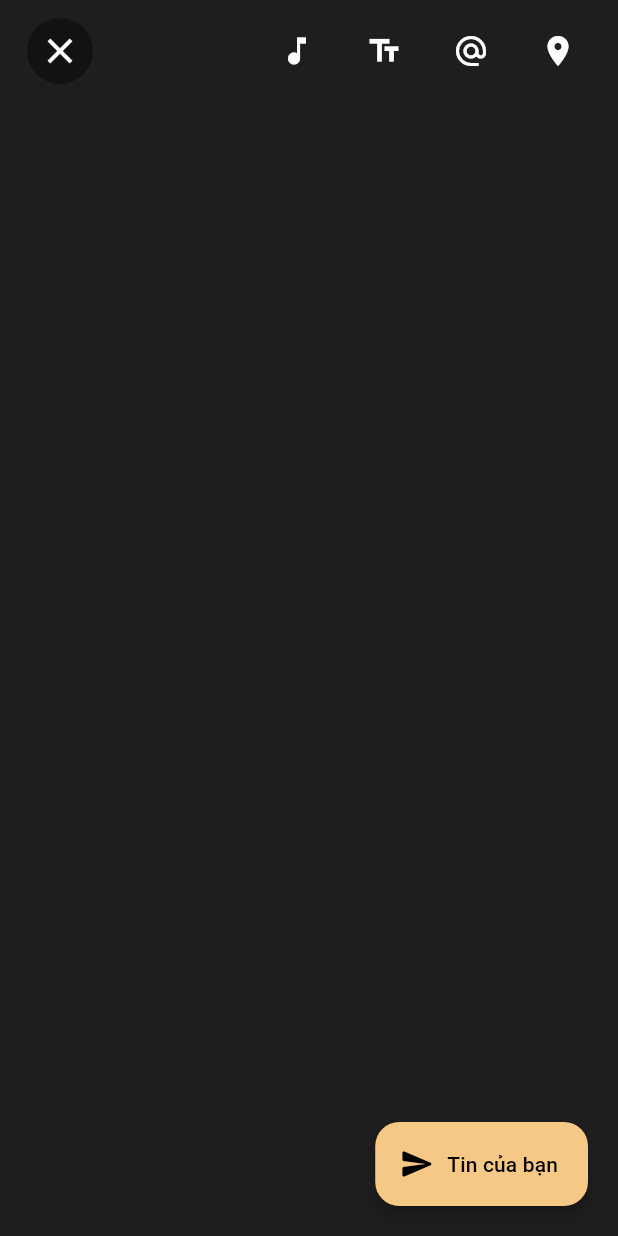
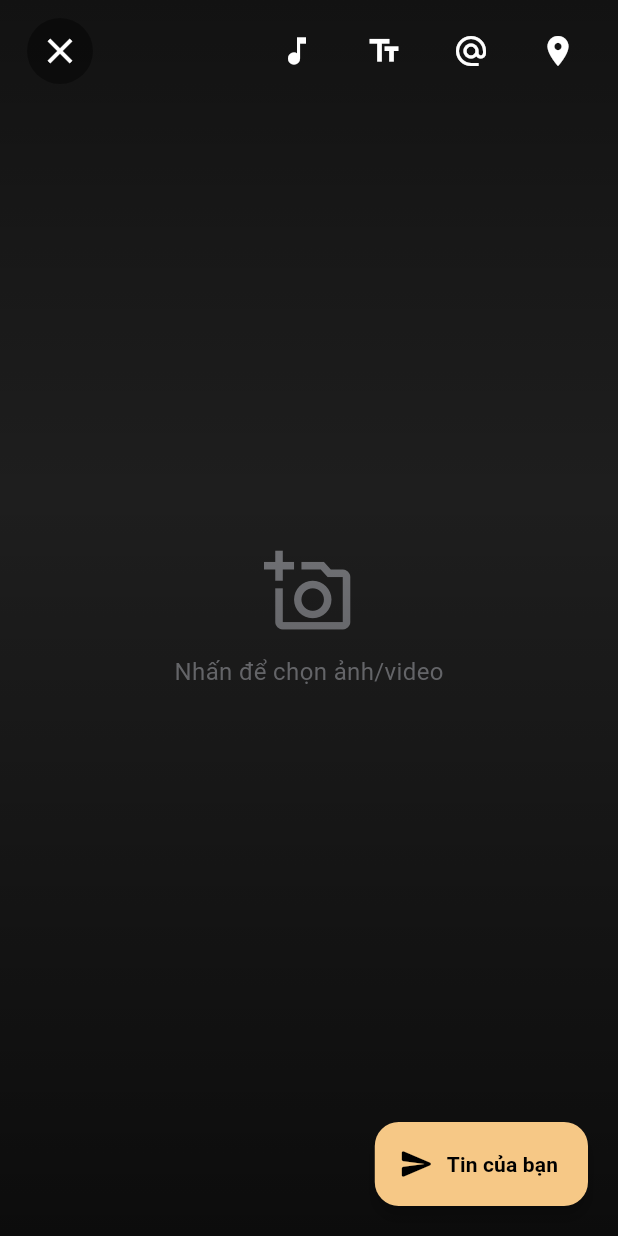
Before and after one commit to QuangHuy1108/Zink, a Flutter app: the CreateStoryScreen screen opened directly, on a phone screen of 412 x 824 dp. Run offline on Flutter 3.47's test engine with Material 3 defaults, Android fonts, the phone set to English and light mode, and no system bars; our stand-ins replace cloud_firestore, firebase_auth, firebase_core, shared_preferences; accounts and stored records are empty.

Commit message:
tiếp tục làm giao diện và chức năng

```diff
--- a/lib/create_story_screen.dart
+++ b/lib/create_story_screen.dart
@@ -1,25 +1,20 @@
 // lib/create_story_screen.dart
-import 'dart:io'; // Import để xử lý File (nếu bạn dùng image_picker thật)
+import 'dart:io';
 import 'package:flutter/material.dart';
 import 'package:cloud_firestore/cloud_firestore.dart';
 import 'package:firebase_auth/firebase_auth.dart';
-// import 'models.dart'; // Import StoryContent (giả định tồn tại hoặc định nghĩa ở đây)
 
-// --- Giả định StoryContent và StoryState tồn tại (nếu cần) ---
-class StoryContent { /* ... Định nghĩa StoryContent ... */ }
-class StoryState { /* ... Định nghĩa StoryState ... */ }
+// --- Giả định StoryContent và StoryState tồn tại ---
+class StoryContent { /* ... */ }
+class StoryState { /* ... */ }
 final StoryState globalUserStoryState = StoryState();
 // --- Kết thúc giả định ---
 
-
-// TODO: Import image_picker và firebase_storage nếu cần
-
-// Constants (Giữ nguyên)
+// Constants
 const Color topazColor = Color(0xFFF6C886);
 const Color sonicSilver = Color(0xFF747579);
 const Color darkSurface = Color(0xFF1E1E1E);
 const Color coralRed = Color(0xFFFD402C);
-
 
 class CreateStoryScreen extends StatefulWidget {
   const CreateStoryScreen({super.key});
@@ -31,12 +26,8 @@ class CreateStoryScreen extends StatefulWidget {
 class _CreateStoryScreenState extends State<CreateStoryScreen> {
   final FirebaseFirestore _firestore = FirebaseFirestore.instance;
   final FirebaseAuth _auth = FirebaseAuth.instance;
-  // TODO: Khởi tạo FirebaseStorage nếu dùng: final FirebaseStorage _storage = FirebaseStorage.instance;
 
-  // Sử dụng _selectedImageUrl để lưu URL ảnh sau khi upload (hoặc null)
   String? _selectedImageUrl;
-  // TODO: Có thể cần thêm biến File? _selectedImageFile; nếu dùng image_picker
-
   String _storyText = '';
   String _selectedSong = '';
   String _selectedLocation = '';
@@ -45,128 +36,117 @@ class _CreateStoryScreenState extends State<CreateStoryScreen> {
   Offset _textPosition = const Offset(50, 200);
   Offset _songPosition = const Offset(50, 100);
 
-  // --- ĐÃ XÓA: _mockImages ---
+  bool _isPicking = false;
+  bool _isSubmitting = false;
 
-  bool _isPicking = false; // Cờ cho biết đang chọn/upload ảnh
-  bool _isSubmitting = false; // Cờ cho biết đang đăng bài
-
-  // @override
-  // void initState() {
-  //   super.initState();
-  //   // Không khởi tạo ảnh mock nữa
-  // }
-
-  // Phương thức chọn ảnh (Placeholder, cần logic upload)
   Future<void> _pickImage() async {
     if (_isPicking) return;
     setState(() { _isPicking = true; });
 
-    // TODO: Triển khai logic chọn ảnh thật dùng image_picker và upload lên Firebase Storage
-    // Sau khi upload thành công, cập nhật _selectedImageUrl = url_ảnh_đã_upload;
-
-    // --- Giả lập tạm thời ---
     await Future.delayed(const Duration(milliseconds: 500));
     if (mounted) {
-      setState(() { _selectedImageUrl = null; }); // Tạm thời xóa ảnh
-      ScaffoldMessenger.of(context).showSnackBar(const SnackBar(content: Text('Chức năng chọn/upload ảnh chưa được triển khai.')));
+      setState(() { _selectedImageUrl = 'https://firebasestorage.googleapis.com/v0/b/zink-d4493.appspot.com/o/story_images%2Fmock_image.jpg?alt=media&token=12345'; }); // Giả lập có ảnh
+      ScaffoldMessenger.of(context).showSnackBar(const SnackBar(content: Text('Đã chọn ảnh (Giả lập)')));
     }
-    // --- Kết thúc giả lập ---
 
     if (mounted) setState(() { _isPicking = false; });
   }
 
-  // TODO: Hàm upload ảnh lên Firebase Storage (tương tự CreatePostScreen)
-  // Future<String?> _uploadImage(File imageFile) async { /* ... */ }
+  void _addSong() async { /* ... */ }
 
-  // Phương thức THÊM NHẠC (Giữ nguyên UI)
-  void _addSong() async { /* ... Logic giữ nguyên ... */ }
-  // Phương thức THÊM VĂN BẢN (Text) (Giữ nguyên UI)
-  void _addText() { /* ... Logic giữ nguyên ... */ }
-  // Phương thức TAG BẠN BÈ (Tag Friends) (Giữ nguyên UI)
-  void _addTag() { /* ... Logic giữ nguyên ... */ }
-  // Phương thức VỊ TRÍ (Location) (Giữ nguyên UI)
-  void _addLocation() { /* ... Logic giữ nguyên ... */ }
+  // SỬA: Hoàn thiện chức năng thêm chữ
+  void _addText() async {
+    final textController = TextEditingController(text: _storyText);
+    final newText = await showDialog<String>(
+      context: context,
+      builder: (context) => AlertDialog(
+        backgroundColor: darkSurface,
+        title: const Text('Nhập nội dung', style: TextStyle(color: Colors.white)),
+        content: TextField(
+          controller: textController,
+          autofocus: true,
+          style: const TextStyle(color: Colors.white),
+          decoration: const InputDecoration(
+            hintText: 'Nội dung tin của bạn...',
+            hintStyle: TextStyle(color: sonicSilver),
+          ),
+        ),
+        actions: [
+          TextButton(
+            onPressed: () => Navigator.of(context).pop(),
+            child: const Text('Hủy', style: TextStyle(color: sonicSilver)),
+          ),
+          TextButton(
+            onPressed: () {
+              Navigator.of(context).pop(textController.text);
+            },
+            child: const Text('OK', style: TextStyle(color: topazColor)),
+          ),
+        ],
+      ),
+    );
 
-  // Cập nhật hành động Đăng Story lên Firestore (Sử dụng _selectedImageUrl)
+    if (newText != null) {
+      setState(() {
+        _storyText = newText;
+      });
+    }
+  }
+
+  void _addTag() { /* ... */ }
+  void _addLocation() { /* ... */ }
+
+  // SỬA: Thay đổi điều kiện kiểm tra để cho phép đăng story chỉ có chữ
   void _postStory() async {
     final currentUser = _auth.currentUser;
-    // Kiểm tra _selectedImageUrl thay vì _selectedImagePath
-    if (currentUser == null || _selectedImageUrl == null || _isSubmitting || _isPicking) {
-      ScaffoldMessenger.of(context).showSnackBar(SnackBar(
-          content: Text(_selectedImageUrl == null ? 'Vui lòng chọn và upload ảnh để đăng tin!' : 'Vui lòng đợi...'),
-          backgroundColor: coralRed ));
+    // Kiểm tra xem có nội dung không (ảnh hoặc chữ)
+    if (currentUser == null || (_selectedImageUrl == null && _storyText.trim().isEmpty) || _isSubmitting || _isPicking) {
+      String errorMessage = 'Vui lòng thêm ảnh hoặc nhập văn bản để đăng tin!';
+      if (_isSubmitting || _isPicking) {
+        errorMessage = 'Vui lòng đợi...';
+      }
+      ScaffoldMessenger.of(context).showSnackBar(SnackBar(content: Text(errorMessage), backgroundColor: coralRed));
       return;
     }
 
     setState(() { _isSubmitting = true; });
 
-    // Lấy thông tin user
     final userName = currentUser.displayName ?? 'Người dùng';
     final userAvatarUrl = currentUser.photoURL;
 
     final storyData = {
       'userId': currentUser.uid, 'userName': userName, 'userAvatarUrl': userAvatarUrl,
-      'imageUrl': _selectedImageUrl, // <<--- LƯU URL ẢNH ĐÃ UPLOAD
+      'imageUrl': _selectedImageUrl,
       'text': _storyText, 'textPosition': {'dx': _textPosition.dx, 'dy': _textPosition.dy},
       'song': _selectedSong, 'songPosition': {'dx': _songPosition.dx, 'dy': _songPosition.dy},
       'location': _selectedLocation, 'taggedFriends': _taggedFriends,
       'timestamp': FieldValue.serverTimestamp(),
       'expiresAt': Timestamp.fromDate(DateTime.now().add(const Duration(hours: 24))),
-      'viewedBy': [], 'likedBy': [], // Thêm likedBy nếu cần
+      'viewedBy': [], 'likedBy': [],
     };
 
     try {
-      await _firestore.collection('stories').add(storyData);
-      // --- ĐÃ XÓA LOGIC CẬP NHẬT globalUserStoryState ---
+      final WriteBatch batch = _firestore.batch();
+      final storyRef = _firestore.collection('stories').doc();
+      batch.set(storyRef, storyData);
+      final userRef = _firestore.collection('users').doc(currentUser.uid);
+      batch.update(userRef, {'hasActiveStory': true, 'lastStoryTimestamp': FieldValue.serverTimestamp()});
+      await batch.commit();
+
       if (!mounted) return;
-      ScaffoldMessenger.of(context).showSnackBar(
-        const SnackBar(
-          content: Text('Đã đăng tin thành công!'),
-          backgroundColor: topazColor, // Sử dụng màu hằng số của bạn
-          duration: Duration(seconds: 2),
-        ),
-      );
+      ScaffoldMessenger.of(context).showSnackBar(const SnackBar(content: Text('Đã đăng tin thành công!'), backgroundColor: topazColor, duration: Duration(seconds: 2)));
       Navigator.pop(context);
-    } catch (e) { /* ... Xử lý lỗi ... */ }
-    finally { if (mounted) setState(() { _isSubmitting = false; }); }
+
+    } catch (e) {
+      if (mounted) ScaffoldMessenger.of(context).showSnackBar(SnackBar(content: Text('Lỗi đăng tin: $e'), backgroundColor: coralRed));
+    } finally {
+      if (mounted) setState(() { _isSubmitting = false; });
+    }
   }
 
-  // Widget kéo thả (Giữ nguyên)
-  Widget _buildDraggableWidget({
-    required String content,
-    required Offset position,
-    required Function(DragUpdateDetails) onDragUpdate,
-    required TextStyle style,
-    Color shadowColor = Colors.black, // Thêm màu đổ bóng
-  }) {
-    if (content.isEmpty) return const SizedBox.shrink(); // Trả về rỗng nếu không có nội dung
-
-    return Positioned(
-      left: position.dx,
-      top: position.dy,
-      child: GestureDetector( // Cho phép kéo
-        onPanUpdate: onDragUpdate,
-        child: Container(
-          padding: const EdgeInsets.symmetric(horizontal: 8, vertical: 4),
-          decoration: BoxDecoration(
-            color: Colors.transparent, // Chỉ hiển thị text
-            borderRadius: BorderRadius.circular(8),
-            boxShadow: [
-              BoxShadow(
-                color: shadowColor.withOpacity(0.7),
-                blurRadius: 5,
-                spreadRadius: 2,
-              )
-            ],
-          ),
-          child: Text(
-            content,
-            textAlign: TextAlign.center,
-            style: style,
-          ),
-        ),
-      ),
-    );
+  Widget _buildDraggableWidget({required String content, required Offset position, required Function(DragUpdateDetails) onDragUpdate, required TextStyle style, Color shadowColor = Colors.black}) {
+    if (content.isEmpty) return const SizedBox.shrink();
+    return Positioned(left: position.dx, top: position.dy, child: GestureDetector(onPanUpdate: onDragUpdate, child: Container(padding: const EdgeInsets.symmetric(horizontal: 8, vertical: 4), decoration: BoxDecoration(color: Colors.transparent, borderRadius: BorderRadius.circular(8), boxShadow: [BoxShadow(color: shadowColor.withOpacity(0.7), blurRadius: 5, spreadRadius: 2)]), child: Text(content, textAlign: TextAlign.center, style: style))));
   }
 
   @override
@@ -176,158 +156,35 @@ Widget build(BuildContext context) {
     final paddingTop = MediaQuery.of(context).padding.top;
     final paddingBottom = MediaQuery.of(context).padding.bottom;
 
-  // Xác định ImageProvider từ _selectedImageUrl (chỉ URL mạng hoặc null)
     ImageProvider? imageProvider;
     if (_selectedImageUrl != null && _selectedImageUrl!.isNotEmpty && _selectedImageUrl!.startsWith('http')) {
       imageProvider = NetworkImage(_selectedImageUrl!);
     }
-  // Không còn xử lý AssetImage
 
     return Scaffold(
       backgroundColor: Colors.black,
       resizeToAvoidBottomInset: false,
       body: Stack(
         children: [
-        // 1. STORY CONTENT/BACKGROUND (Ảnh từ URL hoặc Placeholder)
-        GestureDetector(
-          onTap: _isPicking ? null : _pickImage, // Disable tap khi đang chọn/upload
-          child: Container(
-            width: double.infinity, height: double.infinity,
-            color: darkSurface,
-            child: _isPicking // Hiển thị loading khi đang chọn/upload
-                ? const Center(child: CircularProgressIndicator(color: topazColor))
-                : (imageProvider != null
-                ? Image( image: imageProvider, fit: BoxFit.cover, errorBuilder: (c,e,s) => const Center(child: Icon(Icons.broken_image, color: sonicSilver, size: 50)))
-                : Center( /* ... Placeholder chọn ảnh ... */ )
-            ),
-          ),
-        ),
-
-        // Lớp phủ Gradient (Giữ nguyên)
-        Container( /* ... Gradient ... */ ),
-
-        // 2. KÉO THẢ VĂN BẢN VÀ NHẠC (Giữ nguyên)
-        _buildDraggableWidget(
-          content: _selectedSong.isNotEmpty ? '🎶 $_selectedSong' : '',
-          position: _songPosition, // Vị trí của nhạc
-          onDragUpdate: (details) {
-            setState(() {
-              // Cập nhật vị trí khi kéo, giới hạn trong màn hình
-              _songPosition = Offset(
-                (_songPosition.dx + details.delta.dx).clamp(0, size.width - 50),
-                (_songPosition.dy + details.delta.dy).clamp(0, size.height - 50),
-              );
-            });
-          },
-          style: const TextStyle(color: Colors.white, fontSize: 16, fontWeight: FontWeight.bold),
-          shadowColor: Colors.black,
-        ),
-        _buildDraggableWidget(
-          content: _storyText,
-          position: _textPosition, // Vị trí của text
-          onDragUpdate: (details) {
-            setState(() {
-              // Cập nhật vị trí khi kéo, giới hạn trong màn hình
-              _textPosition = Offset(
-                (_textPosition.dx + details.delta.dx).clamp(0, size.width - 50),
-                (_textPosition.dy + details.delta.dy).clamp(0, size.height - 50),
-              );
-            });
-          },
-          style: const TextStyle(color: Colors.white, fontSize: 24, fontWeight: FontWeight.bold),
-          shadowColor: Colors.black,
-        ),
-
-        // 3. TAG VÀ VỊ TRÍ CỐ ĐỊNH (Giữ nguyên)
-        if (_selectedLocation.isNotEmpty || _taggedFriends.isNotEmpty)
-          Positioned(
-            bottom: paddingBottom + 80, // Vị trí cố định (phía trên nút Đăng)
-            left: 16,
-            right: 16,
-            child: Container( // Thêm child là Container
-              padding: const EdgeInsets.symmetric(horizontal: 10, vertical: 6),
-              decoration: BoxDecoration(
-                color: Colors.black.withOpacity(0.5),
-                borderRadius: BorderRadius.circular(20),
-              ),
-              child: Row(
-                mainAxisSize: MainAxisSize.min, // Thu nhỏ vừa nội dung
-                mainAxisAlignment: MainAxisAlignment.center,
-                children: [
-                  if (_selectedLocation.isNotEmpty) ...[
-                    const Icon(Icons.location_on, color: Colors.white, size: 14),
-                    const SizedBox(width: 4),
-                    Text(_selectedLocation, style: const TextStyle(color: Colors.white, fontSize: 13)),
-                  ],
-                  if (_selectedLocation.isNotEmpty && _taggedFriends.isNotEmpty)
-                    const Text(' - ', style: TextStyle(color: Colors.white, fontSize: 13)),
-                  if (_taggedFriends.isNotEmpty) ...[
-                    const Icon(Icons.person, color: Colors.white, size: 14),
-                    const SizedBox(width: 4),
-                    Text(
-                      // Hiển thị tên nếu tag 1 người, ngược lại hiển thị số lượng
-                      _taggedFriends.length == 1 ? _taggedFriends.first : '${_taggedFriends.length} người bạn',
-                      style: const TextStyle(color: Colors.white, fontSize: 13),
-                    ),
-                  ],
-                ],
-              ),
-            ),
-          ),
-
-        // 4. TOP ACTION BAR (Giữ nguyên)
-// 4. TOP ACTION BAR
-        Positioned(
-          top: paddingTop + 10, // Căn chỉnh theo padding trên của thiết bị
-          left: 16,
-          right: 16,
-          child: Row( // Thêm child là Row
-            mainAxisAlignment: MainAxisAlignment.spaceBetween,
-            children: [
-              // Nút Đóng
-              IconButton(
-                icon: const Icon(Icons.close, color: Colors.white, size: iconSize),
-                onPressed: () => Navigator.pop(context),
-                style: IconButton.styleFrom(backgroundColor: Colors.black.withOpacity(0.4)), // Thêm nền mờ
-              ),
-              // Các nút Actions
-              Row(
-                children: [
-                  _buildTopActionButton(icon: Icons.music_note, onTap: _addSong),
-                  const SizedBox(width: 10),
-                  _buildTopActionButton(icon: Icons.text_fields, onTap: _addText),
-                  const SizedBox(width: 10),
-                  _buildTopActionButton(icon: Icons.alternate_email, onTap: _addTag),
-                  const SizedBox(width: 10),
-                  _buildTopActionButton(icon: Icons.location_on, onTap: _addLocation),
-                ],
-              ),
-            ],
-          ),
-        ),
-        // 5. NÚT ĐĂNG (Send Button)
-        Positioned(
-          bottom: paddingBottom + 20, right: 20,
-          child: FloatingActionButton.extended(
-            onPressed: (_isSubmitting || _isPicking) ? null : _postStory, // Disable khi đang xử lý
-            icon: _isSubmitting ? SizedBox(/* Loading */) : const Icon(Icons.send_rounded, /* ... */),
-            label: Text(_isSubmitting ? 'Đang đăng...' : 'Tin của bạn', /* ... */),
-            backgroundColor: topazColor, elevation: 4,
-          ),
-        ),
+          GestureDetector(onTap: _isPicking ? null : _pickImage, child: Container(width: double.infinity, height: double.infinity, color: darkSurface, child: _isPicking ? const Center(child: CircularProgressIndicator(color: topazColor)) : (imageProvider != null ? Image(image: imageProvider, fit: BoxFit.cover, errorBuilder: (c,e,s) => const Center(child: Icon(Icons.broken_image, color: sonicSilver, size: 50))) : const Center(child: Column(mainAxisAlignment: MainAxisAlignment.center, children: [Icon(Icons.add_a_photo_outlined, size: 60, color: sonicSilver), SizedBox(height: 12), Text('Nhấn để chọn ảnh/video', style: TextStyle(color: sonicSilver, fontSize: 16))]))))),
+          Container(decoration: BoxDecoration(gradient: LinearGradient(begin: Alignment.topCenter, end: Alignment.bottomCenter, colors: [Colors.black.withOpacity(0.4), Colors.transparent, Colors.black.withOpacity(0.6)], stops: const [0.0, 0.4, 1.0]))),
+          _buildDraggableWidget(content: _selectedSong.isNotEmpty ? '🎶 $_selectedSong' : '', position: _songPosition, onDragUpdate: (details) => setState(() => _songPosition = Offset((_songPosition.dx + details.delta.dx).clamp(0, size.width - 50), (_songPosition.dy + details.delta.dy).clamp(0, size.height - 50))), style: const TextStyle(color: Colors.white, fontSize: 16, fontWeight: FontWeight.bold), shadowColor: Colors.black),
+          _buildDraggableWidget(content: _storyText, position: _textPosition, onDragUpdate: (details) => setState(() => _textPosition = Offset((_textPosition.dx + details.delta.dx).clamp(0, size.width - 50), (_textPosition.dy + details.delta.dy).clamp(0, size.height - 50))), style: const TextStyle(color: Colors.white, fontSize: 24, fontWeight: FontWeight.bold), shadowColor: Colors.black),
+          if (_selectedLocation.isNotEmpty || _taggedFriends.isNotEmpty) Positioned(bottom: paddingBottom + 80, left: 0, right: 0, child: Center(child: Container(padding: const EdgeInsets.symmetric(horizontal: 10, vertical: 6), decoration: BoxDecoration(color: Colors.black.withOpacity(0.5), borderRadius: BorderRadius.circular(20)), child: Row(mainAxisSize: MainAxisSize.min, mainAxisAlignment: MainAxisAlignment.center, children: [if (_selectedLocation.isNotEmpty) ...[const Icon(Icons.location_on, color: Colors.white, size: 14), const SizedBox(width: 4), Text(_selectedLocation, style: const TextStyle(color: Colors.white, fontSize: 13))], if (_selectedLocation.isNotEmpty && _taggedFriends.isNotEmpty) const Text(' - ', style: TextStyle(color: Colors.white, fontSize: 13)), if (_taggedFriends.isNotEmpty) ...[const Icon(Icons.person, color: Colors.white, size: 14), const SizedBox(width: 4), Text(_taggedFriends.length == 1 ? _taggedFriends.first : '${_taggedFriends.length} người bạn', style: const TextStyle(color: Colors.white, fontSize: 13))]])))),
+          Positioned(top: paddingTop + 10, left: 16, right: 16, child: Row(mainAxisAlignment: MainAxisAlignment.spaceBetween, children: [IconButton(icon: const Icon(Icons.close, color: Colors.white, size: iconSize), onPressed: () => Navigator.pop(context), style: IconButton.styleFrom(backgroundColor: Colors.black.withOpacity(0.4))), Row(children: [_buildTopActionButton(icon: Icons.music_note, onTap: _addSong), const SizedBox(width: 10), _buildTopActionButton(icon: Icons.text_fields, onTap: _addText), const SizedBox(width: 10), _buildTopActionButton(icon: Icons.alternate_email, onTap: _addTag), const SizedBox(width: 10), _buildTopActionButton(icon: Icons.location_on, onTap: _addLocation)])])),
+          Positioned(bottom: paddingBottom + 20, right: 20, child: FloatingActionButton.extended(onPressed: (_isSubmitting || _isPicking) ? null : _postStory, icon: _isSubmitting ? const SizedBox(width: 20, height: 20, child: CircularProgressIndicator(strokeWidth: 2, color: Colors.black)) : const Icon(Icons.send_rounded, color: Colors.black), label: Text(_isSubmitting ? 'Đang đăng...' : 'Tin của bạn', style: const TextStyle(color: Colors.black, fontWeight: FontWeight.bold)), backgroundColor: topazColor, elevation: 4)),
         ],
       ),
     );
   }
 
-  // Helper widget cho các nút action ở top bar
   Widget _buildTopActionButton({required IconData icon, required VoidCallback onTap}) {
     return IconButton(
-      icon: Icon(icon, color: Colors.white, size: 24), // Icon nhỏ hơn một chút
+      icon: Icon(icon, color: Colors.white, size: 24),
       onPressed: onTap,
-      padding: const EdgeInsets.all(8), // Padding nhỏ hơn
-      constraints: const BoxConstraints(), // Bỏ ràng buộc kích thước mặc định
-      splashRadius: 20, // Giảm vùng splash
+      padding: const EdgeInsets.all(8),
+      constraints: const BoxConstraints(),
+      splashRadius: 20,
     );
   }
 }
```
Also changed, not shown: lib/feed_screen.dart (+63 -74 lines). Lines whose indentation alone changed are shown as unchanged.
